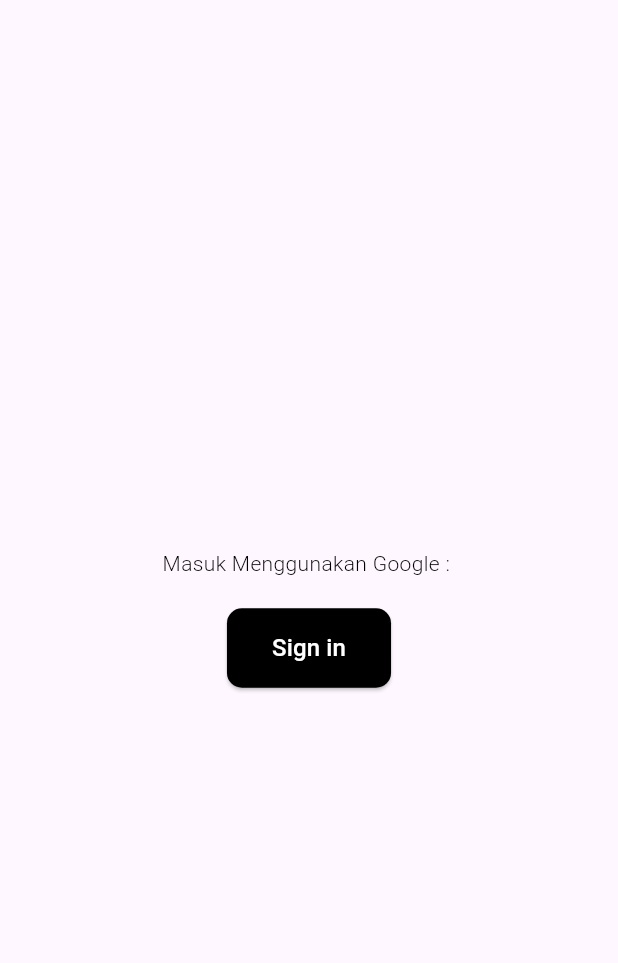
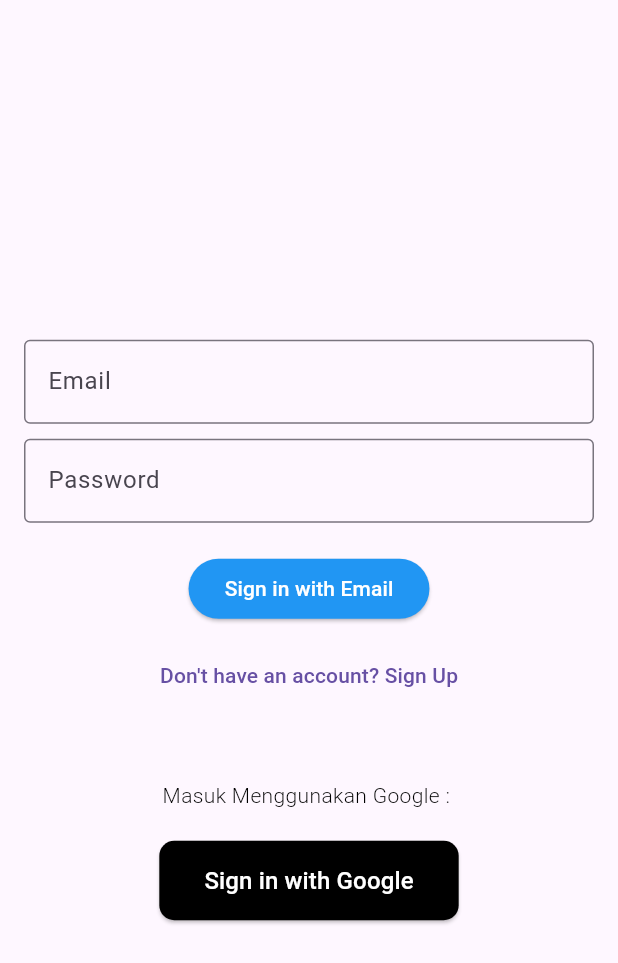
Before and after one commit to FZfortirex/Project-Firebase, a Flutter app: the LoginPage screen opened directly, on a phone screen of 412 x 824 dp. Shown: the top 963 px of the screen. Run offline on Flutter 3.47's test engine with Material 3 defaults, Android fonts, the phone set to English and light mode, and no system bars; our stand-ins replace cloud_firestore, firebase_auth, firebase_core, google_sign_in; accounts and stored records are empty.

Commit message:
Feat [AJ] Added sign up and sign in email

```diff
--- /dev/null
+++ b/firebase_app/lib/login/login_page.dart
@@ -0,0 +1,155 @@
+import 'package:firebase_app/CRUD/crud_page.dart';
+import 'package:firebase_app/login/sign_up_page.dart';
+import 'package:firebase_auth/firebase_auth.dart';
+import 'package:flutter/material.dart';
+import 'google_sign_in_service.dart';
+
+class LoginPage extends StatefulWidget {
+  const LoginPage({Key? key}) : super(key: key);
+
+  @override
+  _LoginPageState createState() => _LoginPageState();
+}
+
+class _LoginPageState extends State<LoginPage> {
+  final TextEditingController _emailController = TextEditingController();
+  final TextEditingController _passwordController = TextEditingController();
+  final FirebaseAuth _auth = FirebaseAuth.instance;
+
+  // Fungsi untuk Sign-In menggunakan Google
+  void _handleGoogleSignIn(BuildContext context) async {
+    final user = await GoogleSignInService.signInWithGoogle();
+
+    if (user != null) {
+      ScaffoldMessenger.of(context).showSnackBar(
+        SnackBar(content: Text('Welcome, ${user.displayName}')),
+      );
+      Navigator.pushReplacement(
+        context,
+        MaterialPageRoute(builder: (context) => CrudPage()),
+      );
+    } else {
+      ScaffoldMessenger.of(context).showSnackBar(
+        const SnackBar(content: Text('Sign-In Gagal')),
+      );
+    }
+  }
+
+  // Fungsi untuk Sign-In dengan email dan password
+  void _handleEmailSignIn(BuildContext context) async {
+    try {
+      final UserCredential userCredential =
+          await _auth.signInWithEmailAndPassword(
+        email: _emailController.text,
+        password: _passwordController.text,
+      );
+
+      final User? user = userCredential.user;
+
+      if (user != null) {
+        ScaffoldMessenger.of(context).showSnackBar(
+          SnackBar(content: Text('Welcome, ${user.displayName ?? user.email}')),
+        );
+        Navigator.pushReplacement(
+          context,
+          MaterialPageRoute(builder: (context) => CrudPage()),
+        );
+      } else {
+        ScaffoldMessenger.of(context).showSnackBar(
+          const SnackBar(content: Text('Sign-In Gagal')),
+        );
+      }
+    } catch (e) {
+      ScaffoldMessenger.of(context).showSnackBar(
+        SnackBar(content: Text('Error: $e')),
+      );
+    }
+  }
+
+  @override
+  Widget build(BuildContext context) {
+    return Scaffold(
+      body: Center(
+        child: Column(
+          mainAxisAlignment: MainAxisAlignment.center,
+          children: [
+            // Login with Email Section
+            Padding(
+              padding: const EdgeInsets.all(16.0),
+              child: Column(
+                children: [
+                  TextField(
+                    controller: _emailController,
+                    decoration: InputDecoration(
+                      labelText: 'Email',
+                      border: OutlineInputBorder(),
+                    ),
+                    keyboardType: TextInputType.emailAddress,
+                  ),
+                  SizedBox(height: 10),
+                  TextField(
+                    controller: _passwordController,
+                    decoration: InputDecoration(
+                      labelText: 'Password',
+                      border: OutlineInputBorder(),
+                    ),
+                    obscureText: true,
+                  ),
+                  SizedBox(height: 20),
+                  ElevatedButton(
+                    onPressed: () => _handleEmailSignIn(context),
+                    child: Text('Sign in with Email'),
+                    style: ElevatedButton.styleFrom(
+                      foregroundColor: Colors.white,
+                      backgroundColor: Colors.blue,
+                    ),
+                  ),
+                  // Sign-Up Button
+                  SizedBox(height: 10),
+                  TextButton(
+                    onPressed: () {
+                      Navigator.push(
+                        context,
+                        MaterialPageRoute(
+                            builder: (context) =>
+                                SignUpPage()), // Pindah ke halaman SignUp
+                      );
+                    },
+                    child: Text('Don\'t have an account? Sign Up'),
+                  ),
+                ],
+              ),
+            ),
+            SizedBox(height: 30),
+
+            // Google Sign-In Button
+            Text(
+              'Masuk Menggunakan Google : ',
+              style: TextStyle(
+                fontSize: 14,
+                fontWeight: FontWeight.w300,
+                color: Colors.black,
+              ),
+            ),
+            SizedBox(height: 20),
+            ElevatedButton.icon(
+              style: ElevatedButton.styleFrom(
+                backgroundColor: Colors.black,
+                foregroundColor: Colors.white,
+                shape: RoundedRectangleBorder(
+                  borderRadius: BorderRadius.circular(10),
+                ),
+                padding: EdgeInsets.symmetric(horizontal: 30, vertical: 15),
+              ),
+              label: Text(
+                'Sign in with Google',
+                style: TextStyle(fontSize: 16),
+              ),
+              onPressed: () => _handleGoogleSignIn(context),
+            ),
+          ],
+        ),
+      ),
+    );
+  }
+}
--- a/firebase_app/lib/login_page.dart
+++ /dev/null
@@ -1,57 +0,0 @@
-import 'package:flutter/material.dart';
-import 'google_sign_in_service.dart';
-
-class LoginPage extends StatelessWidget {
-  const LoginPage({Key? key}) : super(key: key);
-
-  void _handleGoogleSignIn(BuildContext context) async {
-    final user = await GoogleSignInService.signInWithGoogle();
-
-    if (user != null) {
-      ScaffoldMessenger.of(context).showSnackBar(
-        SnackBar(content: Text('Welcome, ${user.displayName}')),
-      );
-    } else {
-      ScaffoldMessenger.of(context).showSnackBar(
-        const SnackBar(content: Text('Sign-In Gagal')),
-      );
-    }
-  }
-
-  @override
-  Widget build(BuildContext context) {
-    return Scaffold(
-      body: Center(
-        child: Column(
-          mainAxisAlignment: MainAxisAlignment.center,
-          children: [
-            Text(
-              'Masuk Menggunakan Google : ',
-              style: TextStyle(
-                fontSize: 14,
-                fontWeight: FontWeight.w300,
-                color: Colors.black,
-              ),
-            ),
-            SizedBox(height: 20),
-            ElevatedButton.icon(
-              style: ElevatedButton.styleFrom(
-                backgroundColor: Colors.black,
-                foregroundColor: Colors.white,
-                shape: RoundedRectangleBorder(
-                  borderRadius: BorderRadius.circular(10),
-                ),
-                padding: EdgeInsets.symmetric(horizontal: 30, vertical: 15),
-              ),
-              label: Text(
-                'Sign in',
-                style: TextStyle(fontSize: 16),
-              ),
-              onPressed: () => _handleGoogleSignIn(context),
-            ),
-          ],
-        ),
-      ),
-    );
-  }
-}
--- a/firebase_app/lib/main.dart
+++ b/firebase_app/lib/main.dart
@@ -1,5 +1,4 @@
-
-import 'package:firebase_app/login_page.dart';
+import 'package:firebase_app/login/login_page.dart';
 import 'package:firebase_app/CRUD/crud_page.dart';
 import 'package:firebase_core/firebase_core.dart';
 import 'package:flutter/foundation.dart';
@@ -28,10 +27,9 @@ class MyApp extends StatelessWidget {
   @override
   Widget build(BuildContext context) {
     return MaterialApp(
-
       title: 'CRUD Firebase',
       theme: ThemeData(primarySwatch: Colors.blue),
-      home: CrudPage(),
+      home: LoginPage(),
       debugShowCheckedModeBanner: false,
     );
   }
```
Also changed, not shown: firebase_app/lib/CRUD/crud_page.dart (+30 -15 lines), firebase_app/lib/login/sign_up_page.dart (added, +98 -0 lines), firebase_app/lib/login/google_sign_in_service.dart (renamed from firebase_app/lib/google_sign_in_service.dart).
